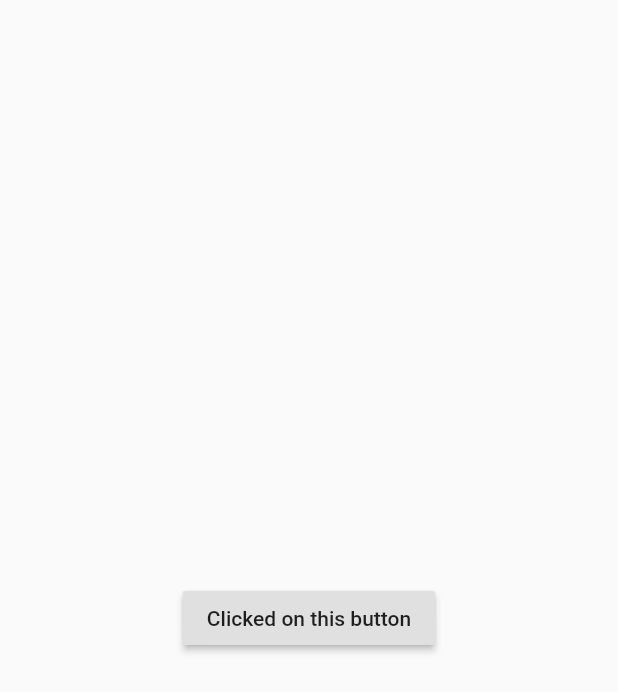
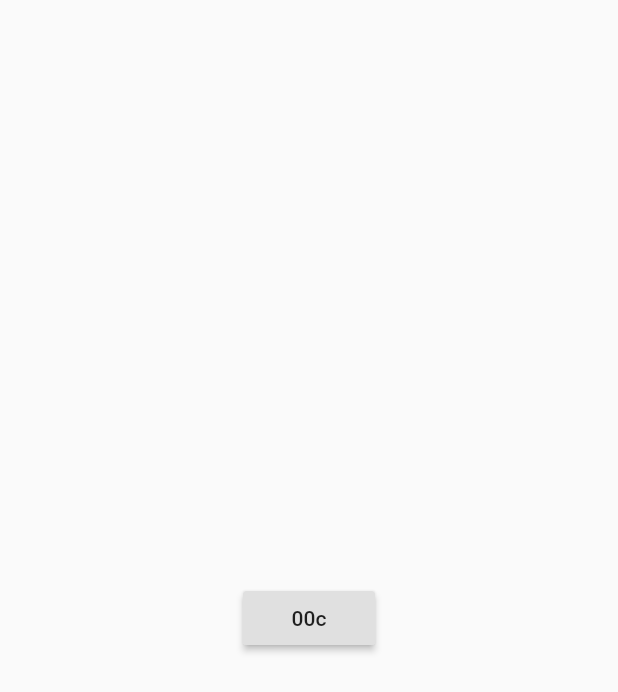
Before and after one commit to cedricbahirwe/flutter, a Flutter app: the screen it shows after launch, on a phone screen of 412 x 824 dp. Shown: the top 692 px of the screen. Run offline on Flutter 3.47's test engine with Material 2 defaults, Android fonts, the phone set to English and light mode, and no system bars.

Commit message:
Wrap Stateless and Stateful basic knowledge

```diff
--- a/flutter_learn/lib/main.dart
+++ b/flutter_learn/lib/main.dart
@@ -31,17 +31,17 @@ class SecondWidget extends StatefulWidget {
 
 class _SecondWidgetState extends State<SecondWidget> {
 
-  String title = "";
+  int count = 0;
   @override
   void initState() {
     // TODO: implement initState
-    title = "Clicked on this button";
+    count = 0;
     super.initState();
   }
 
   void onButtonClicked() {
     setState(() {
-      title = "Title changed";
+      count += 1;
     });
   }
 
@@ -49,11 +49,14 @@ class _SecondWidgetState extends State<SecondWidget> {
   Widget build(BuildContext context) {
     return MaterialApp(
       title: "Cedric StateFul Widget",
+      theme: ThemeData(
+        primarySwatch: Colors.red,
+      ),
       home: Scaffold(
         body: Center(
           child: RaisedButton(
               onPressed: onButtonClicked,
-            child: Text(title),
+            child: Text(count.toString() + '${ count }c'),
           ),
         ),
       ),
```
